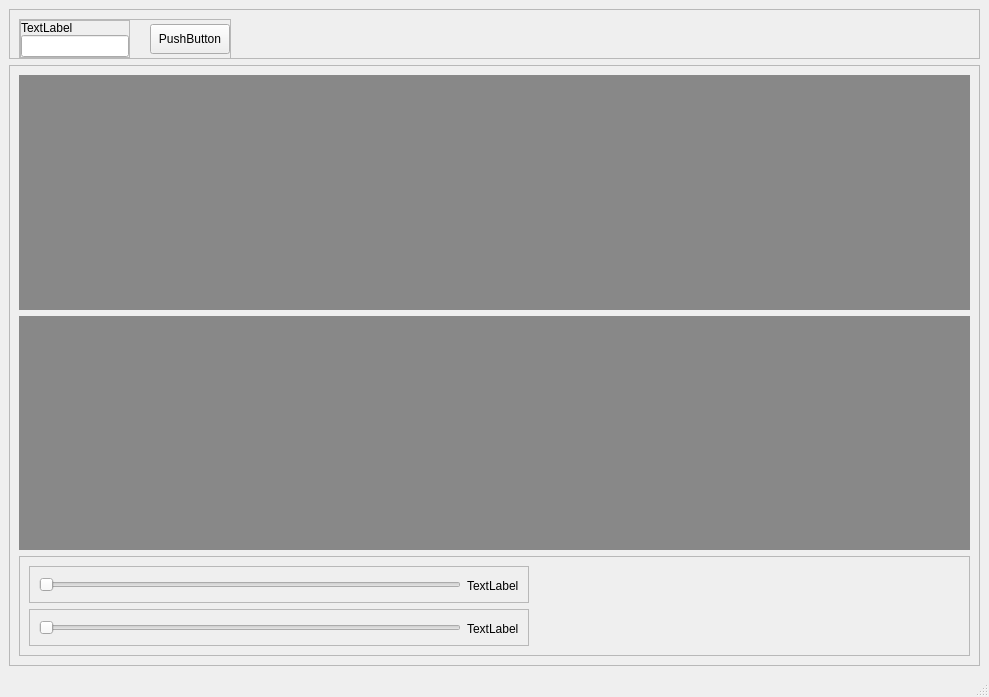
First picture: the form in GUI/main.ui, repository SongkranUthathong/ChartPlot, before the edit.
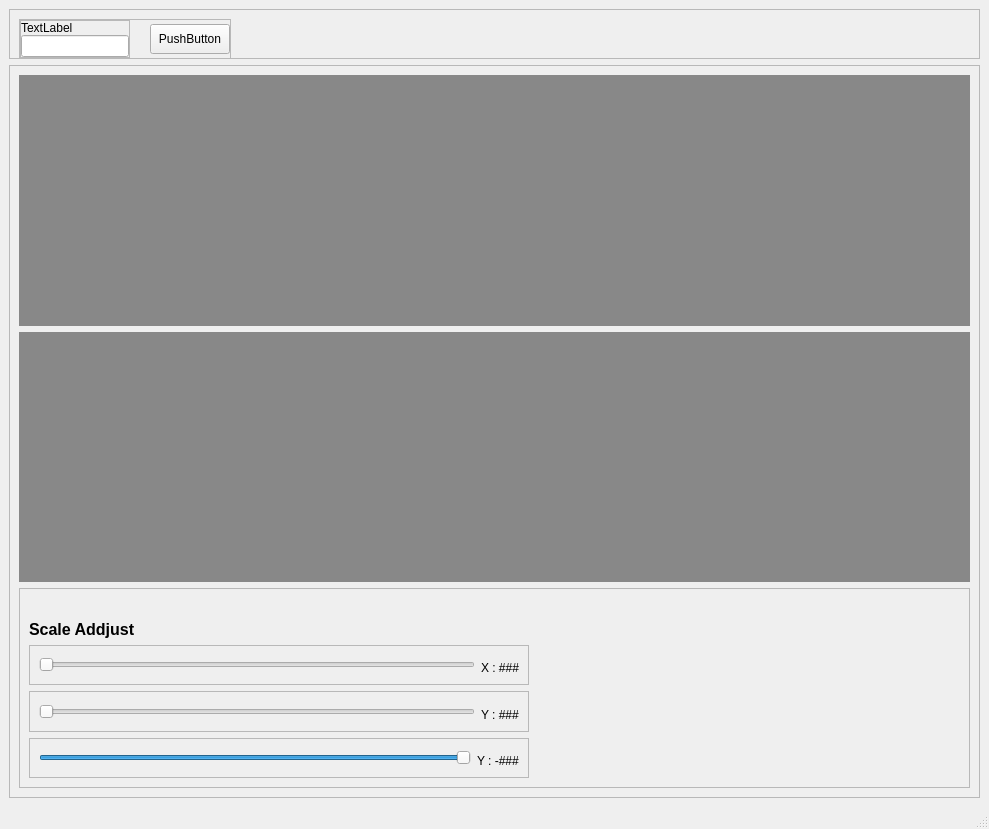
Second picture: the form after the edit.

```diff
--- a/GUI/main.ui
+++ b/GUI/main.ui
@@ -7,7 +7,7 @@
     <x>0</x>
     <y>0</y>
     <width>989</width>
-    <height>697</height>
+    <height>829</height>
    </rect>
   </property>
   <property name="windowTitle">
@@ -161,10 +161,16 @@
        </item>
        <item>
         <widget class="QFrame" name="frame_3">
+         <property name="minimumSize">
+          <size>
+           <width>500</width>
+           <height>0</height>
+          </size>
+         </property>
          <property name="maximumSize">
           <size>
            <width>16777215</width>
-           <height>100</height>
+           <height>200</height>
           </size>
          </property>
          <property name="frameShape">
@@ -174,6 +180,20 @@
           <enum>QFrame::Raised</enum>
          </property>
          <layout class="QVBoxLayout" name="verticalLayout_3">
+          <item alignment="Qt::AlignBottom">
+           <widget class="QLabel" name="label_2">
+            <property name="font">
+             <font>
+              <pointsize>12</pointsize>
+              <weight>75</weight>
+              <bold>true</bold>
+             </font>
+            </property>
+            <property name="text">
+             <string>Scale Addjust</string>
+            </property>
+           </widget>
+          </item>
           <item alignment="Qt::AlignLeft">
            <widget class="QFrame" name="frame_4">
             <property name="minimumSize">
@@ -190,16 +210,40 @@
             </property>
             <layout class="QHBoxLayout" name="horizontalLayout_2">
              <item>
-              <widget class="QSlider" name="horizontalSlider_2">
+              <widget class="QSlider" name="scaleX">
+               <property name="minimumSize">
+                <size>
+                 <width>400</width>
+                 <height>0</height>
+                </size>
+               </property>
+               <property name="maximumSize">
+                <size>
+                 <width>1000</width>
+                 <height>16777215</height>
+                </size>
+               </property>
+               <property name="minimum">
+                <number>0</number>
+               </property>
+               <property name="maximum">
+                <number>100</number>
+               </property>
+               <property name="pageStep">
+                <number>100</number>
+               </property>
+               <property name="value">
+                <number>0</number>
+               </property>
                <property name="orientation">
                 <enum>Qt::Horizontal</enum>
                </property>
               </widget>
              </item>
              <item alignment="Qt::AlignBottom">
-              <widget class="QLabel" name="label_2">
+              <widget class="QLabel" name="x_scale">
                <property name="text">
-                <string>TextLabel</string>
+                <string>X : ###</string>
                </property>
               </widget>
              </item>
@@ -222,7 +266,25 @@
             </property>
             <layout class="QHBoxLayout" name="horizontalLayout">
              <item>
-              <widget class="QSlider" name="horizontalSlider">
+              <widget class="QSlider" name="scaleYP">
+               <property name="minimumSize">
+                <size>
+                 <width>400</width>
+                 <height>0</height>
+                </size>
+               </property>
+               <property name="maximumSize">
+                <size>
+                 <width>1000</width>
+                 <height>16777215</height>
+                </size>
+               </property>
+               <property name="maximum">
+                <number>100</number>
+               </property>
+               <property name="pageStep">
+                <number>100</number>
+               </property>
                <property name="orientation">
                 <enum>Qt::Horizontal</enum>
                </property>
@@ -231,7 +293,57 @@
              <item alignment="Qt::AlignBottom">
               <widget class="QLabel" name="label">
                <property name="text">
-                <string>TextLabel</string>
+                <string>Y : ###</string>
+               </property>
+              </widget>
+             </item>
+            </layout>
+           </widget>
+          </item>
+          <item alignment="Qt::AlignLeft">
+           <widget class="QFrame" name="frame_7">
+            <property name="minimumSize">
+             <size>
+              <width>500</width>
+              <height>0</height>
+             </size>
+            </property>
+            <property name="frameShape">
+             <enum>QFrame::StyledPanel</enum>
+            </property>
+            <property name="frameShadow">
+             <enum>QFrame::Raised</enum>
+            </property>
+            <layout class="QHBoxLayout" name="horizontalLayout_7">
+             <item>
+              <widget class="QSlider" name="scaleYN">
+               <property name="minimumSize">
+                <size>
+                 <width>400</width>
+                 <height>0</height>
+                </size>
+               </property>
+               <property name="maximumSize">
+                <size>
+                 <width>1000</width>
+                 <height>16777215</height>
+                </size>
+               </property>
+               <property name="minimum">
+                <number>-50</number>
+               </property>
+               <property name="maximum">
+                <number>0</number>
+               </property>
+               <property name="orientation">
+                <enum>Qt::Horizontal</enum>
+               </property>
+              </widget>
+             </item>
+             <item alignment="Qt::AlignBottom">
+              <widget class="QLabel" name="label_6">
+               <property name="text">
+                <string>Y : -###</string>
                </property>
               </widget>
              </item>
```
